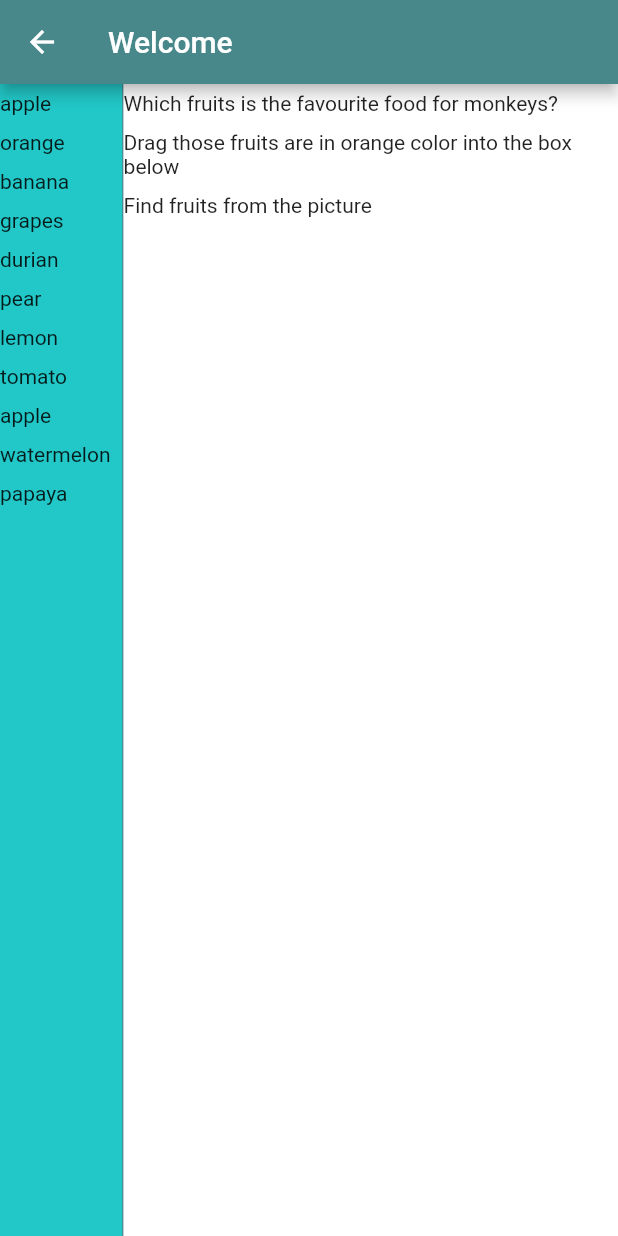
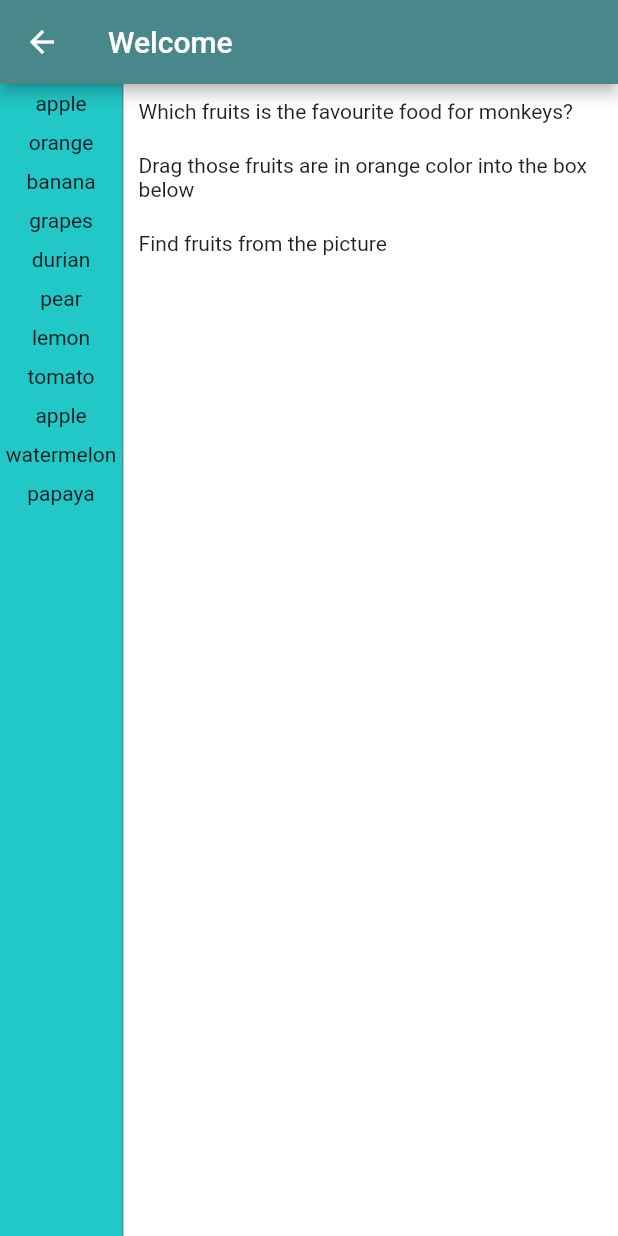
Before and after one commit to ZMChoo/Draggable_Quest, a Flutter app: the DraggableHome screen opened by its route, on a phone screen of 412 x 824 dp. Run offline on Flutter 3.47's test engine with Material 2 defaults, Android fonts, the light colour scheme and no system bars.

Commit message:
added padding to tools and questions

```diff
--- a/lib/screen/draggableHome.dart
+++ b/lib/screen/draggableHome.dart
@@ -36,6 +36,7 @@ class _DraggableHomeState extends State<DraggableHome> {
           mainAxisSize: MainAxisSize.min,
           children: <Widget>[
             Container(
+              alignment: Alignment.center,
                 width: MediaQuery.of(context).size.width * 0.20,
                 decoration: BoxDecoration(
                     color: CustomColors.cyan,
@@ -51,7 +52,7 @@ class _DraggableHomeState extends State<DraggableHome> {
                             Fruits fruit = fruitsdata.data[index];
                             return Padding(
                               padding: const EdgeInsets.symmetric(vertical: 5),
-                              child: Text(fruit.name),
+                              child: Text(fruit.name, textAlign: TextAlign.center),
                             );
                           });
                     }
@@ -73,7 +74,10 @@ class _DraggableHomeState extends State<DraggableHome> {
                             Questions question = questiondata.data[index];
                             return Padding(
                               padding: const EdgeInsets.symmetric(vertical: 5),
-                              child: Text(question.title),
+                              child: Padding(
+                                padding: const EdgeInsets.symmetric(horizontal: 10,vertical: 5),
+                                child: Text(question.title,),
+                              ),
                             );
                           });
                     }
```
